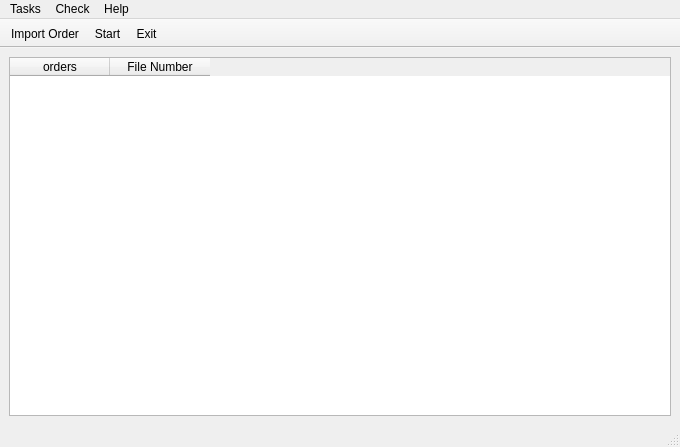
First picture: the form in src/check_laads_order.ui, repository xiaoke0O/check-laads-order, before the edit.
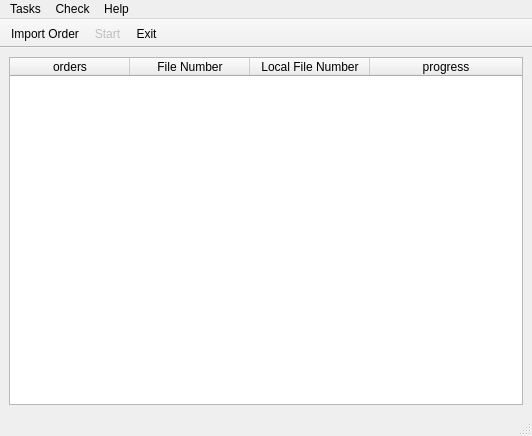
Second picture: the form after the edit. Icons and pictures are not drawn.

Commit message: 完成订单文件解析；完成本地文件解析；下一步时do_check和进度条和类间通信

What changed in the file:
```diff
--- a/src/check_laads_order.ui
+++ b/src/check_laads_order.ui
@@ -6,8 +6,8 @@
    <rect>
     <x>0</x>
     <y>0</y>
-    <width>680</width>
-    <height>447</height>
+    <width>532</width>
+    <height>436</height>
    </rect>
   </property>
   <property name="windowTitle">
@@ -17,6 +17,48 @@
    <layout class="QGridLayout" name="gridLayout">
     <item row="0" column="0">
      <widget class="QTableWidget" name="tableWidget">
+      <property name="alternatingRowColors">
+       <bool>true</bool>
+      </property>
+      <property name="sortingEnabled">
+       <bool>true</bool>
+      </property>
+      <property name="wordWrap">
+       <bool>false</bool>
+      </property>
+      <attribute name="horizontalHeaderVisible">
+       <bool>true</bool>
+      </attribute>
+      <attribute name="horizontalHeaderCascadingSectionResizes">
+       <bool>true</bool>
+      </attribute>
+      <attribute name="horizontalHeaderMinimumSectionSize">
+       <number>40</number>
+      </attribute>
+      <attribute name="horizontalHeaderDefaultSectionSize">
+       <number>120</number>
+      </attribute>
+      <attribute name="horizontalHeaderHighlightSections">
+       <bool>true</bool>
+      </attribute>
+      <attribute name="horizontalHeaderShowSortIndicator" stdset="0">
+       <bool>true</bool>
+      </attribute>
+      <attribute name="horizontalHeaderStretchLastSection">
+       <bool>true</bool>
+      </attribute>
+      <attribute name="verticalHeaderCascadingSectionResizes">
+       <bool>false</bool>
+      </attribute>
+      <attribute name="verticalHeaderMinimumSectionSize">
+       <number>30</number>
+      </attribute>
+      <attribute name="verticalHeaderDefaultSectionSize">
+       <number>40</number>
+      </attribute>
+      <attribute name="verticalHeaderStretchLastSection">
+       <bool>false</bool>
+      </attribute>
       <column>
        <property name="text">
         <string>orders</string>
@@ -27,6 +69,16 @@
         <string>File Number</string>
        </property>
       </column>
+      <column>
+       <property name="text">
+        <string>Local File Number</string>
+       </property>
+      </column>
+      <column>
+       <property name="text">
+        <string>progress</string>
+       </property>
+      </column>
      </widget>
     </item>
    </layout>
@@ -36,7 +88,7 @@
     <rect>
      <x>0</x>
      <y>0</y>
-     <width>680</width>
+     <width>532</width>
      <height>23</height>
     </rect>
    </property>
@@ -119,6 +171,9 @@
    </property>
   </action>
   <action name="actionStart">
+   <property name="enabled">
+    <bool>false</bool>
+   </property>
    <property name="icon">
     <iconset resource="icons.qrc">
      <normaloff>:/icons/icons/play.png</normaloff>:/icons/icons/play.png</iconset>
```
The commit also changes 5 other files.
